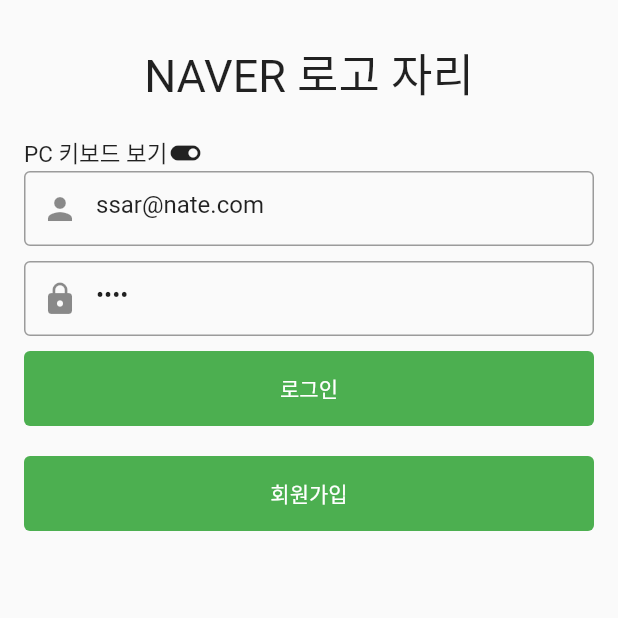
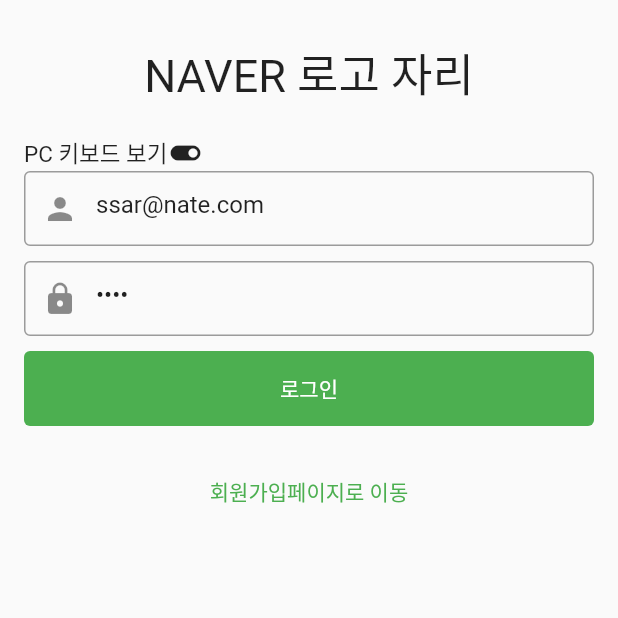
Before and after one commit to Merhong/final-front, a Flutter app: the screen it shows after launch, on a phone screen of 412 x 824 dp, the top half of it. Run offline on Flutter 3.47's test engine with Material 2 defaults, Android fonts, the phone set to English and light mode, and no system bars; our stand-ins replace dio, flutter_riverpod, flutter_secure_storage, flutter_svg, logger, validators.

Commit message:
공통버튼

```diff
--- /dev/null
+++ b/lib/ui/common_widgets/custom_submit_button.dart
@@ -0,0 +1,24 @@
+import 'package:flutter/material.dart';
+
+class CustomSubmitButton extends StatelessWidget {
+  final String text;
+  final VoidCallback onPressed;
+
+  CustomSubmitButton({
+    required this.text,
+    required this.onPressed,
+  });
+
+  @override
+  Widget build(BuildContext context) {
+    return Container(
+      height: 50,
+      width: double.infinity,
+      child: TextButton(
+        child: Text(text, style: TextStyle(color: Colors.white)),
+        style: TextButton.styleFrom(backgroundColor: Colors.green),
+        onPressed: onPressed,
+      ),
+    );
+  }
+}
--- a/lib/ui/pages/auth/login_page/widgets/login_body.dart
+++ b/lib/ui/pages/auth/login_page/widgets/login_body.dart
@@ -2,8 +2,9 @@
 import 'package:flutter_blog/_core/constants/size.dart';
 import 'package:flutter_blog/data/dto/user_request.dart';
 import 'package:flutter_blog/data/provider/session_provider.dart';
+import 'package:flutter_blog/ui/common_widgets/custom_submit_button.dart';
+import 'package:flutter_blog/ui/common_widgets/custom_text_button.dart';
 import 'package:flutter_blog/ui/common_widgets/custom_text_form_field.dart';
-import 'package:flutter_blog/ui/pages/auth/join_page/join_page.dart';
 import 'package:flutter_riverpod/flutter_riverpod.dart';
 
 import '../../../../../_core/utils/validator_util.dart';
@@ -58,12 +59,8 @@
               height: 10,
             ),
 
-            Container(
-              height: 50,
-              width: double.infinity,
-              child: TextButton(
-                child: Text("로그인", style: TextStyle(color: Colors.white)),
-                style: TextButton.styleFrom(backgroundColor: Colors.green),
+            CustomSubmitButton(
+              text: "로그인",
               onPressed: () {
                 if (_formKey.currentState!.validate()) {
                   LoginReqDTO loginReqDTO = LoginReqDTO(
@@ -77,26 +74,15 @@
                 }
               },
             ),
-            ),
             SizedBox(
               height: 20,
             ),
-            Container(
-              height: 50,
-              width: double.infinity,
-              child: TextButton(
-                child: Text("회원가입", style: TextStyle(color: Colors.white)),
-                style: TextButton.styleFrom(backgroundColor: Colors.green),
+            TextButton(
               onPressed: () {
-                  print("회원가입페이지이동");
-                  Navigator.of(context).push(
-                    MaterialPageRoute(
-                      builder: (context) => JoinPage(),
+                Navigator.pushNamed(context, "/join");
+              },
+              child: Text("회원가입페이지로 이동"),
             ),
-                  );
-                },
-              ),
-            )
 
             //로그클래스 받아온다 , "Login": String
           ],
```
Also changed, not shown: lib/ui/pages/auth/join_page/widgets/join_body.dart (+6 -6 lines), lib/ui/pages/auth/join_page/widgets/join_submit_button.dart (deleted, +0 -22 lines), lib/ui/pages/auth/login_page/widgets/login_body_old.dart (deleted, +0 -31 lines), lib/ui/pages/auth/login_page/widgets/login_form.dart (+3 -9 lines). Lines whose indentation alone changed are shown as unchanged.
